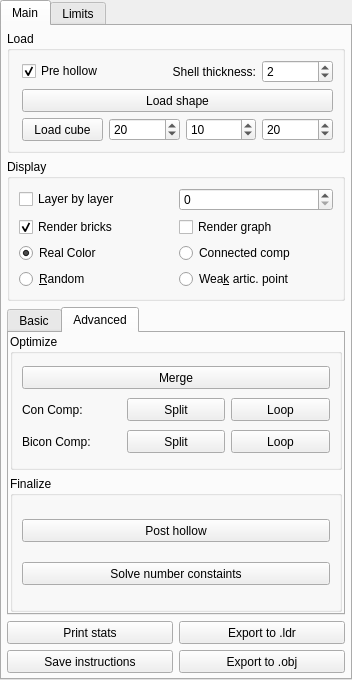
Above: forms/AssemblyWidget.ui from wizche/brickr before the change. Below: the same form after it.
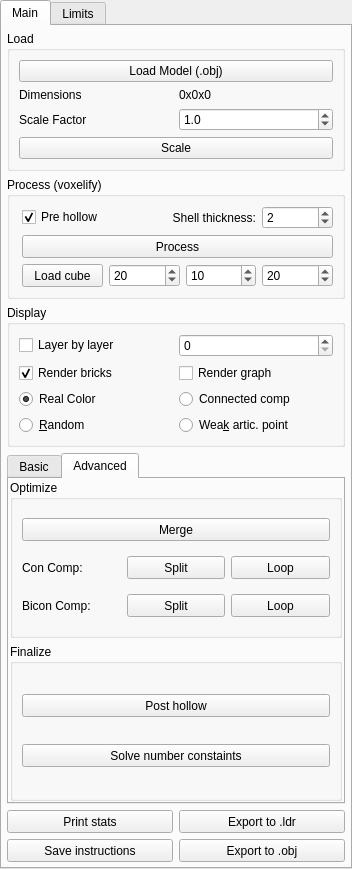
That is the form after the change. The open tabs and pages were chosen to show the change.

Commit message: Added model scaling before voxelization, doesnt help shit

Patch:
```diff
--- a/forms/AssemblyWidget.ui
+++ b/forms/AssemblyWidget.ui
@@ -7,7 +7,7 @@
     <x>0</x>
     <y>0</y>
     <width>352</width>
-    <height>680</height>
+    <height>869</height>
    </rect>
   </property>
   <property name="windowTitle">
@@ -55,10 +55,73 @@
         <number>5</number>
        </property>
        <item>
-        <widget class="QGroupBox" name="groupBox">
+        <widget class="QGroupBox" name="loadGroupBox">
+         <property name="sizePolicy">
+          <sizepolicy hsizetype="Preferred" vsizetype="Preferred">
+           <horstretch>0</horstretch>
+           <verstretch>0</verstretch>
+          </sizepolicy>
+         </property>
          <property name="title">
           <string>Load</string>
          </property>
+         <layout class="QGridLayout" name="gridLayout_4">
+          <item row="2" column="1">
+           <widget class="QDoubleSpinBox" name="scaleRatioSpinBox">
+            <property name="decimals">
+             <number>1</number>
+            </property>
+            <property name="minimum">
+             <double>-100.000000000000000</double>
+            </property>
+            <property name="value">
+             <double>1.000000000000000</double>
+            </property>
+           </widget>
+          </item>
+          <item row="0" column="0" colspan="2">
+           <widget class="QPushButton" name="loadButton">
+            <property name="text">
+             <string>Load Model (.obj)</string>
+            </property>
+           </widget>
+          </item>
+          <item row="1" column="0">
+           <widget class="QLabel" name="label_9">
+            <property name="text">
+             <string>Dimensions</string>
+            </property>
+           </widget>
+          </item>
+          <item row="1" column="1">
+           <widget class="QLabel" name="dimensionLabel">
+            <property name="text">
+             <string>0x0x0</string>
+            </property>
+           </widget>
+          </item>
+          <item row="2" column="0">
+           <widget class="QLabel" name="label_8">
+            <property name="text">
+             <string>Scale Factor</string>
+            </property>
+           </widget>
+          </item>
+          <item row="3" column="0" colspan="2">
+           <widget class="QPushButton" name="scaleButton">
+            <property name="text">
+             <string>Scale</string>
+            </property>
+           </widget>
+          </item>
+         </layout>
+        </widget>
+       </item>
+       <item>
+        <widget class="QGroupBox" name="groupBox">
+         <property name="title">
+          <string>Process (voxelify)</string>
+         </property>
          <property name="flat">
           <bool>false</bool>
          </property>
@@ -66,7 +129,7 @@
           <property name="leftMargin">
            <number>12</number>
           </property>
-          <item row="3" column="3">
+          <item row="4" column="3">
            <widget class="QSpinBox" name="testZSpinBox">
             <property name="minimum">
              <number>1</number>
@@ -79,7 +142,7 @@
             </property>
            </widget>
           </item>
-          <item row="3" column="2">
+          <item row="4" column="2">
            <widget class="QSpinBox" name="testYSpinBox">
             <property name="minimum">
              <number>1</number>
@@ -92,7 +155,7 @@
             </property>
            </widget>
           </item>
-          <item row="3" column="0">
+          <item row="4" column="0">
            <widget class="QPushButton" name="testButton">
             <property name="minimumSize">
              <size>
@@ -105,7 +168,7 @@
             </property>
            </widget>
           </item>
-          <item row="3" column="1">
+          <item row="4" column="1">
            <widget class="QSpinBox" name="testXSpinBox">
             <property name="font">
              <font>
@@ -135,7 +198,7 @@
             </property>
            </widget>
           </item>
-          <item row="0" column="0">
+          <item row="1" column="0">
            <widget class="QCheckBox" name="hollowCheckBox">
             <property name="text">
              <string>Pre hollow</string>
@@ -145,14 +208,27 @@
             </property>
            </widget>
           </item>
-          <item row="0" column="3">
+          <item row="1" column="3">
            <widget class="QSpinBox" name="shellThicknessSpinBox">
             <property name="value">
              <number>2</number>
             </property>
            </widget>
           </item>
-          <item row="0" column="1" colspan="2">
+          <item row="2" column="0" colspan="4">
+           <widget class="QPushButton" name="processFileButton">
+            <property name="minimumSize">
+             <size>
+              <width>0</width>
+              <height>23</height>
+             </size>
+            </property>
+            <property name="text">
+             <string>Process</string>
+            </property>
+           </widget>
+          </item>
+          <item row="1" column="1" colspan="2">
            <widget class="QLabel" name="label_3">
             <property name="text">
              <string>Shell thickness:</string>
@@ -162,19 +238,6 @@
             </property>
            </widget>
           </item>
-          <item row="1" column="0" colspan="4">
-           <widget class="QPushButton" name="loadFileButton">
-            <property name="minimumSize">
-             <size>
-              <width>0</width>
-              <height>23</height>
-             </size>
-            </property>
-            <property name="text">
-             <string>Load shape</string>
-            </property>
-           </widget>
-          </item>
          </layout>
         </widget>
        </item>
```
Left out of the diff: 5 changed lines with no effect on the pictures. The commit also changes 9 other files.
